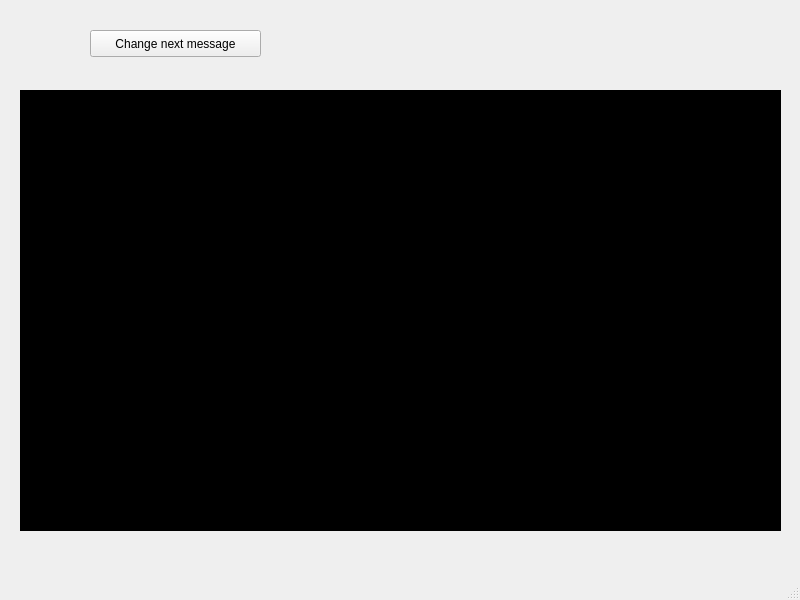
The window that HoneyPipe/netsoul.ui (anat/HoneyPipe) describes before a commit, drawn with Qt 5.
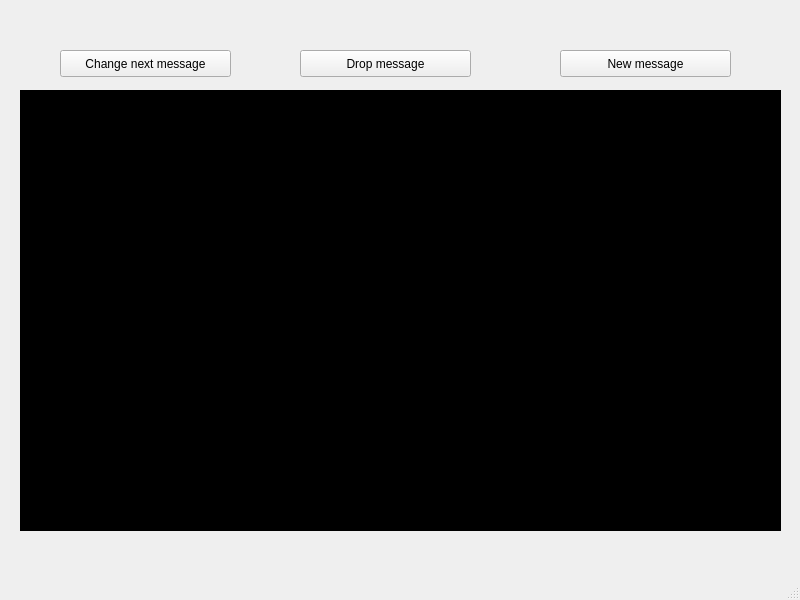
The same window after the commit.

Patch:
```diff
--- a/HoneyPipe/netsoul.ui
+++ b/HoneyPipe/netsoul.ui
@@ -47,8 +47,8 @@
    <widget class="QPushButton" name="changeMessage">
     <property name="geometry">
      <rect>
-      <x>90</x>
-      <y>30</y>
+      <x>60</x>
+      <y>50</y>
       <width>171</width>
       <height>27</height>
      </rect>
@@ -57,6 +57,32 @@
      <string>Change next message</string>
     </property>
    </widget>
+   <widget class="QPushButton" name="dropMessage">
+    <property name="geometry">
+     <rect>
+      <x>300</x>
+      <y>50</y>
+      <width>171</width>
+      <height>27</height>
+     </rect>
+    </property>
+    <property name="text">
+     <string>Drop message</string>
+    </property>
+   </widget>
+   <widget class="QPushButton" name="newMessage">
+    <property name="geometry">
+     <rect>
+      <x>560</x>
+      <y>50</y>
+      <width>171</width>
+      <height>27</height>
+     </rect>
+    </property>
+    <property name="text">
+     <string>New message</string>
+    </property>
+   </widget>
   </widget>
   <widget class="QMenuBar" name="menubar">
    <property name="geometry">
```
